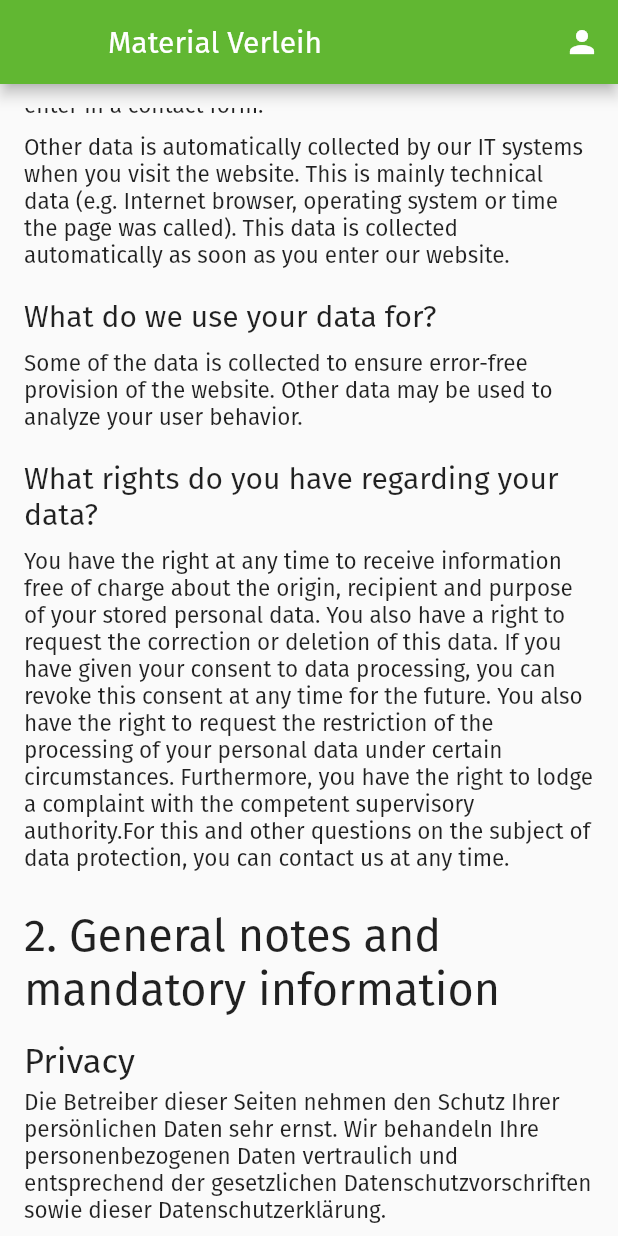
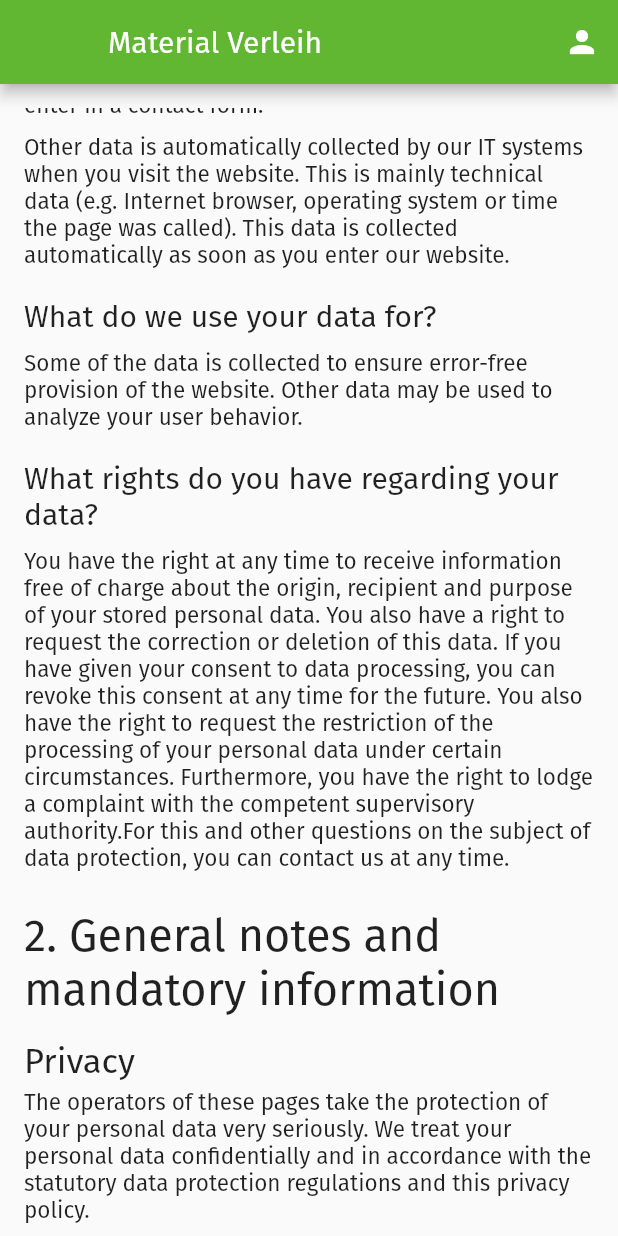
Before and after one commit to jneuendorf/material-manager, a Flutter app: the PrivacyPolicyPage screen opened by its route, scrolled down 576 dp, on a phone screen of 412 x 824 dp. Run offline on Flutter 3.47's test engine with Material 2 defaults, Android fonts, the phone set to English and light mode, and no system bars; our stand-ins replace cross_file, csv, data_table_2, dio, flutter_dotenv, flutter_secure_storage and 6 more; missing offline and left inert: universal_html; accounts and stored records are empty; project files that could hold a hidden picture were left out.

Commit message:
[frontend] fix typos on PrivacyPolicyPage

```diff
--- a/frontend/lib/locale_string.dart
+++ b/frontend/lib/locale_string.dart
@@ -217,10 +217,10 @@ class LocaleString extends Translations {
       'data_rights': 'What rights do you have regarding your data?',
       'data_rights_text': 'You have the right at any time to receive information free of charge about the origin, recipient and purpose of your stored personal data. You also have a right to request the correction or deletion of this data. If you have given your consent to data processing, you can revoke this consent at any time for the future. You also have the right to request the restriction of the processing of your personal data under certain circumstances. Furthermore, you have the right to lodge a complaint with the competent supervisory authority.For this and other questions on the subject of data protection, you can contact us at any time.',
       '2_general_information_and_mandatory_information': '2. General notes and mandatory information',
-      'pricavy': 'Privacy',
-      'pricavy_text1': 'The operators of these pages take the protection of your personal data very seriously. We treat your personal data confidentially and in accordance with the statutory data protection regulations and this privacy policy.',
-      'pricavy_text2': 'When you use this website, various personal data are collected. Personal data is data with which you can be personally identified. This privacy policy explains what data we collect and what we use it for. It also explains how and for what purpose this is done.',
-      'pricavy_text3': 'We point out that data transmission over the Internet (eg communication by e-mail) security gaps. A complete protection of the data against access by third parties is not possible.',
+      'privacy': 'Privacy',
+      'privacy_text1': 'The operators of these pages take the protection of your personal data very seriously. We treat your personal data confidentially and in accordance with the statutory data protection regulations and this privacy policy.',
+      'privacy_text2': 'When you use this website, various personal data are collected. Personal data is data with which you can be personally identified. This privacy policy explains what data we collect and what we use it for. It also explains how and for what purpose this is done.',
+      'privacy_text3': 'We point out that data transmission over the Internet (eg communication by e-mail) security gaps. A complete protection of the data against access by third parties is not possible.',
       'responsible_entity': 'Note on the responsible entity',
       'responsible_entity_text1': 'The responsible party for data processing on this website is:',
       'responsible_entity_text2': 'The controller is the natural or legal person who alone or jointly with others determines the purposes and means of the processing of personal data (e.g. names, e-mail addresses, etc.).',
@@ -459,7 +459,7 @@ class LocaleString extends Translations {
       'data_rights': 'Welche Rechte haben Sie bezüglich Ihrer Daten?',
       'data_rights_text': 'Sie haben jederzeit das Recht, unentgeltlich Auskunft über Herkunft, Empfänger und Zweck Ihrer gespeicherten personenbezogenen Daten zu erhalten. Sie haben außerdem ein Recht, die Berichtigung oder Löschung dieser Daten zu verlangen. Wenn Sie eine Einwilligung zur Datenverarbeitung erteilt haben, können Sie diese Einwilligung jederzeit für die Zukunft widerrufen. Außerdem haben Sie das Recht, unter bestimmten Umständen die Einschränkung der Verarbeitung Ihrer personenbezogenen Daten zu verlangen. Des Weiteren steht Ihnen ein Beschwerderecht bei der zuständigen Aufsichtsbehörde zu.Hierzu sowie zu weiteren Fragen zum Thema Datenschutz können Sie sich jederzeit an uns wenden.',
       '2_general_information_and_mandatory_information': '2. Allgemeine Hinweise und Pflichtinformationen',
-      'pricavy': 'Datenschutz',
+      'privacy': 'Datenschutz',
       'privacy_text1': 'Die Betreiber dieser Seiten nehmen den Schutz Ihrer persönlichen Daten sehr ernst. Wir behandeln Ihre personenbezogenen Daten vertraulich und entsprechend der gesetzlichen Datenschutzvorschriften sowie dieser Datenschutzerklärung.',
       'privacy_text2': 'Wenn Sie diese Website benutzen, werden verschiedene personenbezogene Daten erhoben. Personenbezogene Daten sind Daten, mit denen Sie persönlich identifiziert werden können. Die vorliegende Datenschutzerklärung erläutert, welche Daten wir erheben und wofür wir sie nutzen. Sie erläutert auch, wie und zu welchem Zweck das geschieht.',
       'privacy_text3': 'Wir weisen darauf hin, dass die Datenübertragung im Internet (z.B. bei der Kommunikation per E-Mail) Sicherheitslücken aufweisen kann. Ein lückenloser Schutz der Daten vor dem Zugriff durch Dritte ist nicht möglich.',
--- a/frontend/lib/pages/privacy_policy/page.dart
+++ b/frontend/lib/pages/privacy_policy/page.dart
@@ -111,7 +111,7 @@ class PrivacyPolicyPage extends StatelessWidget {
           ),
           Padding(
             padding: const EdgeInsets.only(bottom: 5.0),
-            child: Text('pricavy'.tr,
+            child: Text('privacy'.tr,
               style: const TextStyle(fontWeight: FontWeight.w500, fontSize: 23.0),
             ),
           ),
@@ -123,13 +123,13 @@ class PrivacyPolicyPage extends StatelessWidget {
           ),
           Padding(
             padding: const EdgeInsets.only(bottom: 10.0),
-            child: Text('pricavy_text2'.tr,
+            child: Text('privacy_text2'.tr,
               style: const TextStyle(fontSize: 15.0),
             ),
           ),
           Padding(
             padding: const EdgeInsets.only(bottom: 10.0),
-            child: Text('pricavy_text3'.tr,
+            child: Text('privacy_text3'.tr,
               style: const TextStyle(fontSize: 15.0),
             ),
           ),
```
